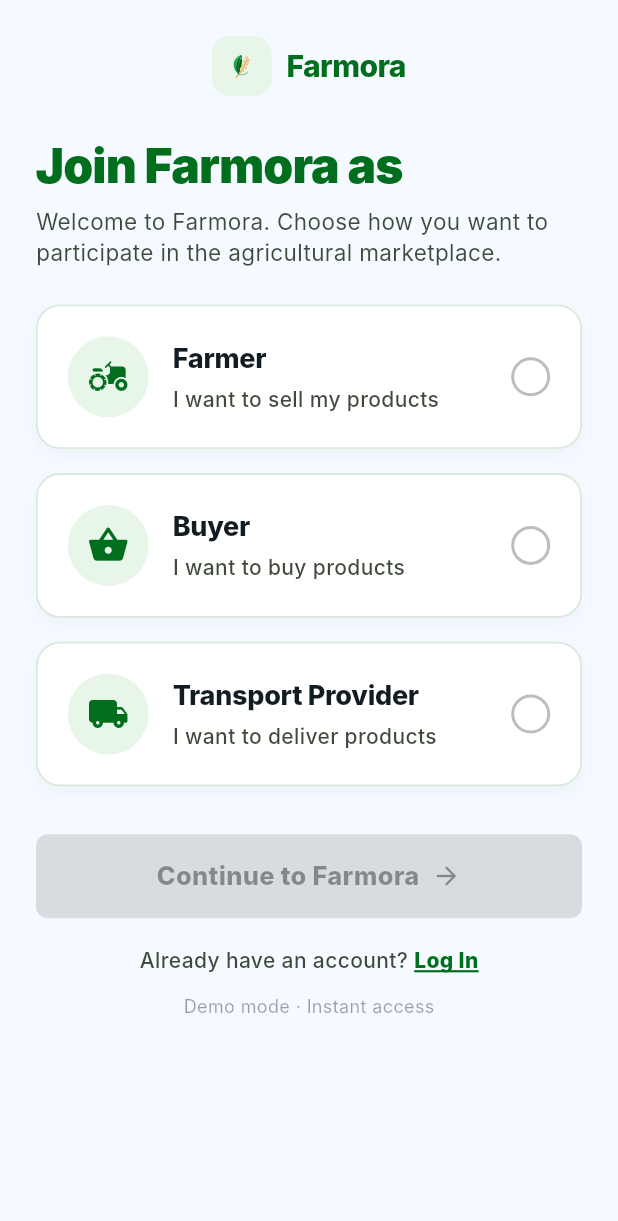
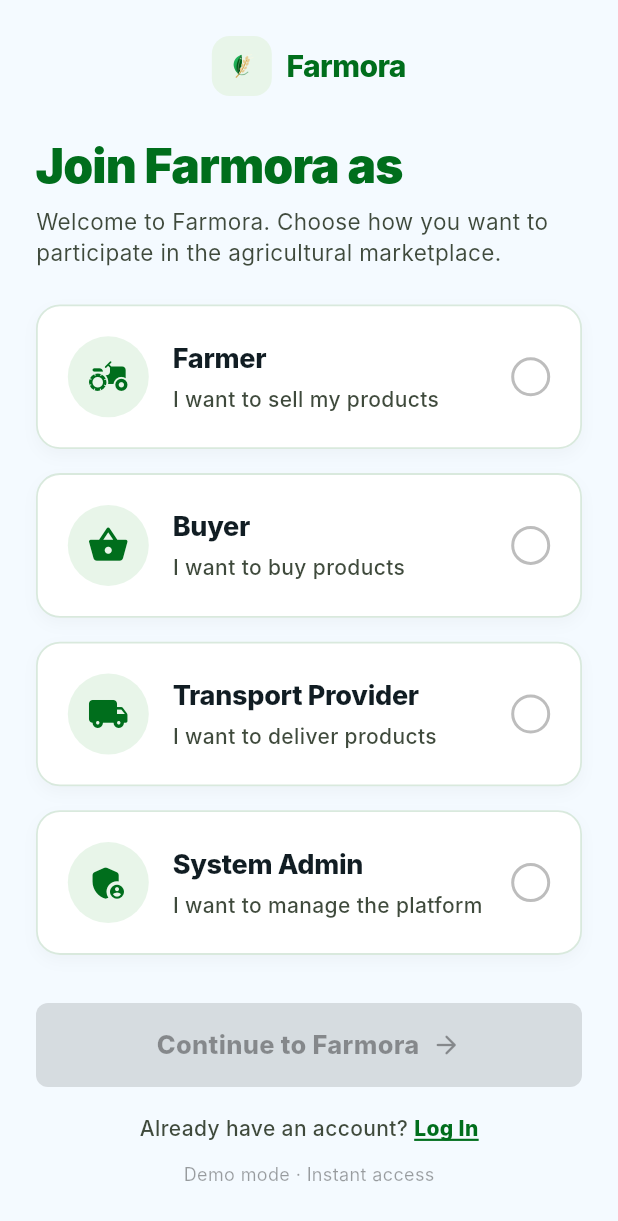
Before and after one commit to AHSANMOHAMMED/Farmora-App, a Flutter app: the screen it shows after launch, after a tap on "Skip", after a tap on "Register", on a phone screen of 412 x 824 dp. Shown: the top 1221 px of the screen. Run offline on Flutter 3.47's test engine with Material 3 defaults, Android fonts, the phone set to English and light mode, and no system bars; our stand-ins replace cloud_firestore, firebase_auth, firebase_core; accounts and stored records are empty; Roboto replaces fonts that are missing (Inter).

Commit message:
Fix auth RBAC login and register flow, add Admin role selection, fix Home screen routing

```diff
--- a/lib/features/auth/presentation/role_selection_screen.dart
+++ b/lib/features/auth/presentation/role_selection_screen.dart
@@ -62,6 +62,13 @@ class _RoleSelectionScreenState extends State<RoleSelectionScreen> {
       title: 'Transport Provider',
       description: 'I want to deliver products',
       icon: Icons.local_shipping_rounded,
+    ),
+    // 4. Admin
+    _RoleOption(
+      role: Role.admin,
+      title: 'System Admin',
+      description: 'I want to manage the platform',
+      icon: Icons.admin_panel_settings_rounded,
     ),
   ];
 
```
Also changed, not shown: lib/features/home/presentation/home_screen.dart (+17 -0 lines), lib/providers/farmora_state.dart (+16 -0 lines).
